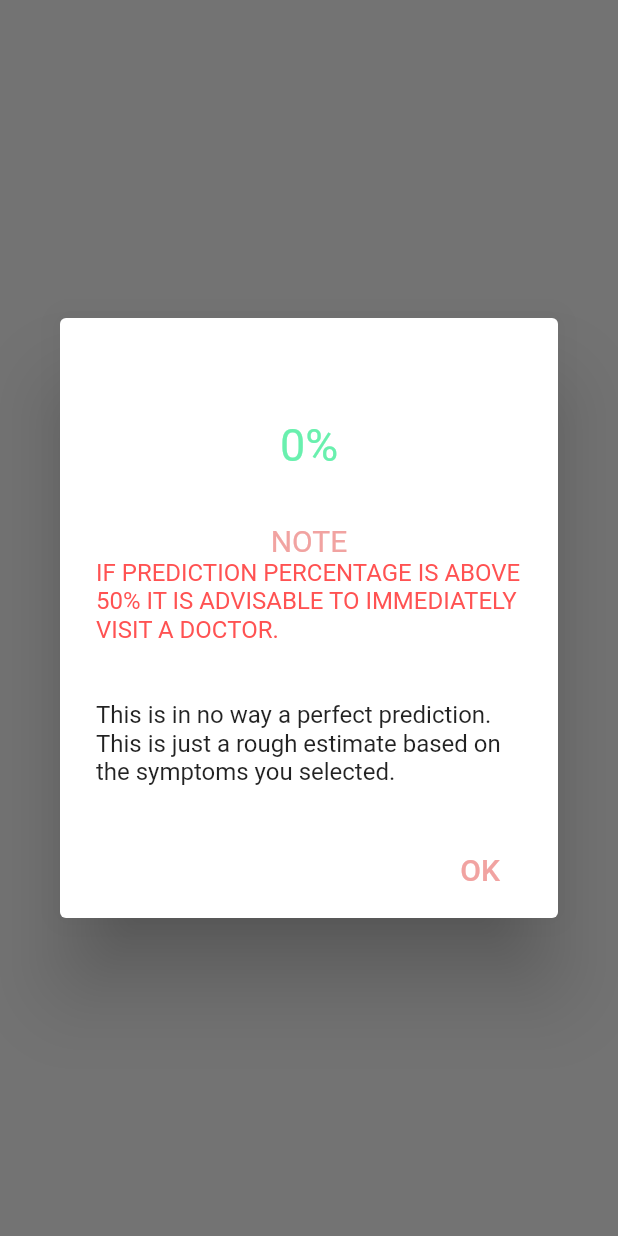
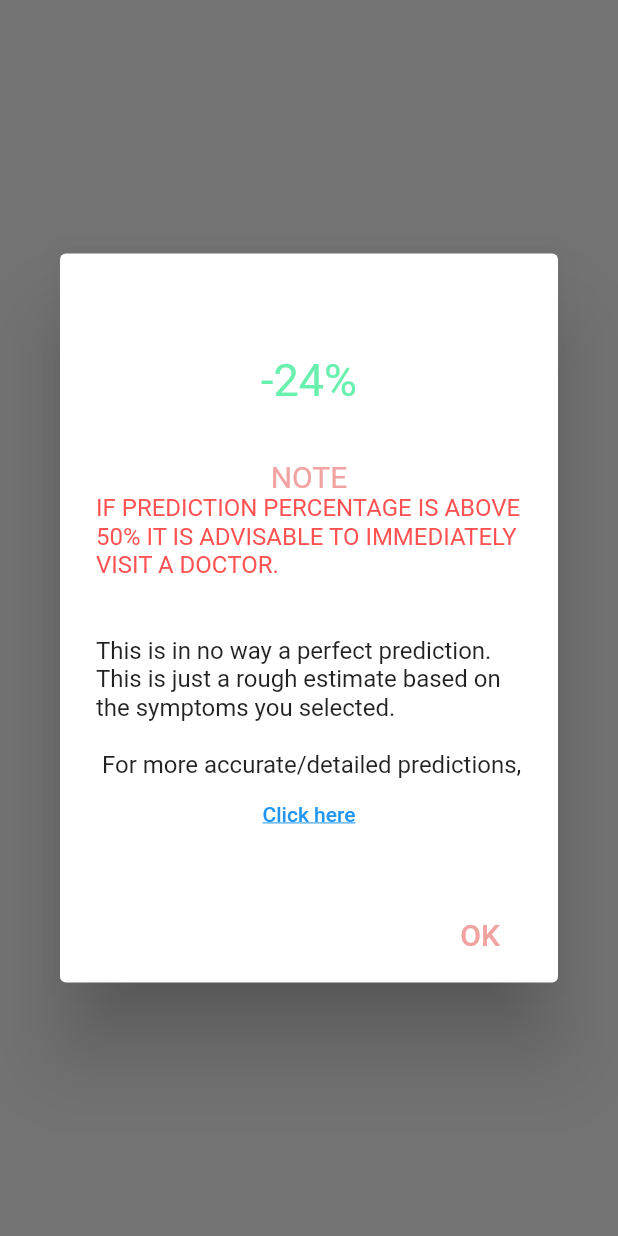
Before and after one commit to ParthPandey2236/Healthx, a Flutter app: what calculatePrediction() shows on an empty page, opened directly with empty values, on a phone screen of 412 x 824 dp. Run offline on Flutter 3.47's test engine with Material 2 defaults, Android fonts, the light colour scheme and no system bars; our stand-ins replace cloud_firestore, eva_icons_flutter, firebase_auth, firebase_core, firebase_storage, fluttertoast and 3 more; missing offline and left inert: translator; accounts and stored records are empty.

Commit message:
SymptomPage update

```diff
--- a/lib/SymptomsPage.dart
+++ b/lib/SymptomsPage.dart
@@ -1,9 +1,9 @@
 import 'package:flutter/material.dart';
-
+import 'package:url_launcher/url_launcher.dart';
 import 'AboutPage.dart';
 
 int Total_female_symptoms = 20;
-int Total_male_symptoms = 4;
+int Total_male_symptoms = 10;
 
 class Symptoms extends StatefulWidget {
   @override
@@ -546,7 +546,6 @@
     },
   );
 }
-
 calculatePrediction(BuildContext context, String text) {
   Widget okButton = FlatButton(
     child: Text(
@@ -624,6 +623,23 @@
             Text(a == 0
                 ? "\n\nThis is in no way a perfect prediction. This is just a rough estimate based on the symptoms you selected."
                 : "यह किसी भी तरह से एक आदर्श भविष्यवाणी नहीं है। यह आपके द्वारा चुने गए लक्षणों के आधार पर सिर्फ एक मोटा अनुमान है।"),
+            Text(a == 0
+                ? "\n For more accurate/detailed predictions, "
+                : "अधिक सटीक / विस्तृत भविष्यवाणियों के लिए,"),
+            FlatButton(
+              onPressed: (){
+                _launchURL();
+              },
+              child: Text(
+                a == 0
+                    ? "Click here"
+                    : "यहाँ क्लिक करें",
+                style: TextStyle(
+                    color: Colors.blue,
+                    decoration: TextDecoration.underline
+                ),
+              ),
+            ),
           ],
         ),
       ),
@@ -640,3 +656,12 @@
     },
   );
 }
+
+_launchURL() async{
+  const url = 'https://bcrisktool.cancer.gov/calculator.html';
+  if (await canLaunch(url)) {
+    await launch(url);
+  } else {
+    throw 'Could not launch $url';
+  }
+}
--- a/pubspec.yaml
+++ b/pubspec.yaml
@@ -31,6 +31,7 @@
   # Use with the CupertinoIcons class for iOS style icons.
   cupertino_icons: ^0.1.3
   eva_icons_flutter: ^2.0.1
+  url_launcher: ^5.7.2
 
 dev_dependencies:
   custom_switch: 0.0.1
```
Also changed, not shown: pubspec.lock, 1 other file.
